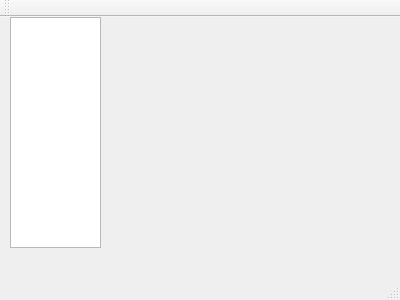
The window that ui/main_window.ui (gnyiri/sys-ins) describes before a commit, drawn with Qt 5.
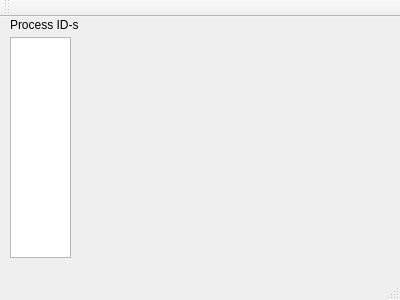
The same window after the commit.

Commit message: Update process list view

What changed in the file:
```diff
--- a/ui/main_window.ui
+++ b/ui/main_window.ui
@@ -18,11 +18,24 @@
     <property name="geometry">
      <rect>
       <x>10</x>
+      <y>20</y>
+      <width>61</width>
+      <height>221</height>
+     </rect>
+    </property>
+   </widget>
+   <widget class="QLabel" name="label">
+    <property name="geometry">
+     <rect>
+      <x>10</x>
       <y>0</y>
-      <width>91</width>
-      <height>231</height>
+      <width>71</width>
+      <height>16</height>
      </rect>
     </property>
+    <property name="text">
+     <string>Process ID-s</string>
+    </property>
    </widget>
   </widget>
   <widget class="QMenuBar" name="menuBar">
```
Left out of the diff: 2 changed lines with no effect on the pictures. The commit also changes 7 other files.
